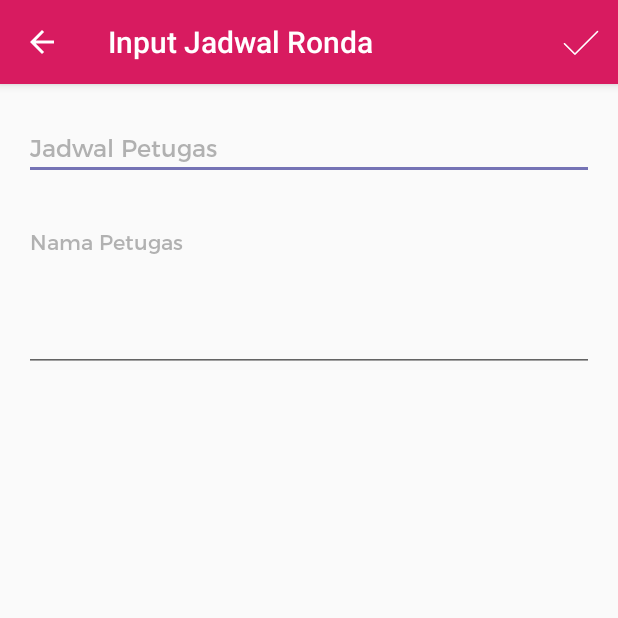
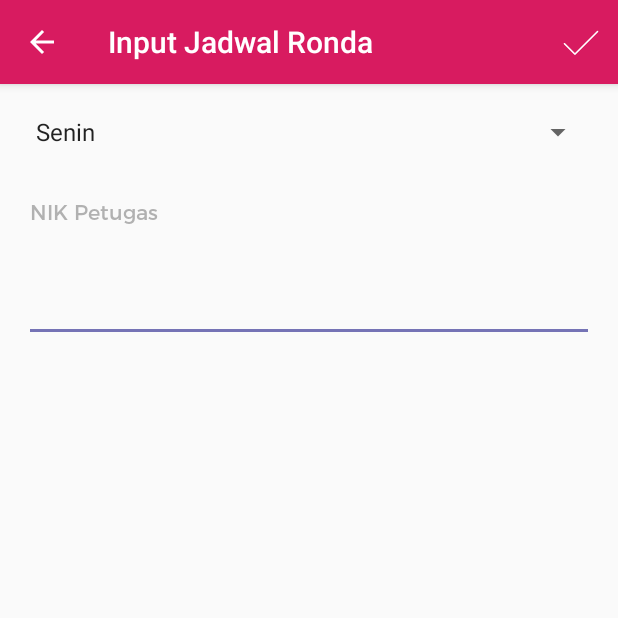
Before and after one commit to usupsuparma/smart-village, an Android app: the EditorJadwalRondaActivity screen opened directly, with no data from a screen before it, on a phone screen of 412 x 824 dp, the top half of it. Run offline under Robolectric (Android 15) with nearby library versions, the phone set to English and light mode, and no system bars.

Commit message:
fix jadwal ronda

```diff
--- a/app/src/main/java/com/smartvillage/astagfirullah/activity/editor/EditorJadwalRondaActivity.java
+++ b/app/src/main/java/com/smartvillage/astagfirullah/activity/editor/EditorJadwalRondaActivity.java
@@ -3,6 +3,7 @@ package com.smartvillage.astagfirullah.activity.editor;
 import androidx.annotation.NonNull;
 import androidx.appcompat.app.AppCompatActivity;
 
+import android.annotation.SuppressLint;
 import android.app.AlertDialog;
 import android.app.ProgressDialog;
 import android.content.Intent;
@@ -10,28 +11,45 @@ import android.os.Bundle;
 import android.view.Menu;
 import android.view.MenuInflater;
 import android.view.MenuItem;
+import android.view.View;
+import android.widget.AdapterView;
+import android.widget.ArrayAdapter;
 import android.widget.EditText;
+import android.widget.Spinner;
 import android.widget.Toast;
 
 import com.smartvillage.astagfirullah.R;
-import com.smartvillage.astagfirullah.api.ApiClient;
 import com.smartvillage.astagfirullah.api.ApiInterface;
-import com.smartvillage.astagfirullah.model.JadwalRonda;
-
-import retrofit2.Call;
-import retrofit2.Callback;
-import retrofit2.Response;
 
 public class EditorJadwalRondaActivity extends AppCompatActivity implements EditorView{
 
-    EditText et_namapetugas, et_jadwalpetugas;
-    ProgressDialog progressDialog;
-    ApiInterface apiInterface;
-    EditorPresenter presenter;
+
+    public static final String NIK = "nik";
+    public static final String ID = "id";
+    public static final String NAMA_PETUGAS = "nama_petugas";
+    public static final String JADWAL_PETUGAS = "JADWAL_PETUGAS";
+    public static final String ID_HARI = "id_hari";
+    private EditText et_namapetugas;
+    private ProgressDialog progressDialog;
+    private ApiInterface apiInterface;
+    private EditorPresenter presenter;
 
     int id;
-    String namapetugas, jadwalpetugas;
-    Menu actionMenu;
+    private String nik;
+    private String namapetugas, jadwalpetugas;
+    private Menu actionMenu;
+    private Spinner spinnerJadwalRonda;
+    private int idHari = 0;
+
+    private String[] jadwalRonda = {
+            "Senin",
+            "Selasa",
+            "Rabu",
+            "Kamis",
+            "Jumat",
+            "Sabtu",
+            "Minggu"
+    };
 
     @Override
     protected void onCreate(Bundle savedInstanceState) {
@@ -40,9 +58,9 @@ public class EditorJadwalRondaActivity extends AppCompatActivity implements Edit
 
         getSupportActionBar().setTitle("Input Jadwal Ronda");
         getSupportActionBar().setDisplayHomeAsUpEnabled(true);
+        initDataSpinnerJadwalRonda();
 
         et_namapetugas = findViewById(R.id.namapetugas);
-        et_jadwalpetugas = findViewById(R.id.jadwalpetugas);
 
         //PROGRESS DIALOG
         progressDialog = new ProgressDialog(this);
@@ -51,11 +69,40 @@ public class EditorJadwalRondaActivity extends AppCompatActivity implements Edit
         presenter = new EditorPresenter(this);
 
         Intent intent = getIntent();
-        id = intent.getIntExtra("id",0);
-        namapetugas = intent.getStringExtra("namapetugas");
-        jadwalpetugas = intent.getStringExtra("jadwalpetugas");
+        id = intent.getIntExtra(ID,0);
+        namapetugas = intent.getStringExtra(NAMA_PETUGAS);
+        nik = intent.getStringExtra(NIK);
+        idHari = intent.getIntExtra(ID_HARI, 0);
+
 
         setDataFromIntentExtra();
+    }
+
+    void initDataSpinnerJadwalRonda() {
+        spinnerJadwalRonda = findViewById(R.id.sp_hari);
+        // inisialiasi Array Adapter dengan memasukkan string array di atas
+        @SuppressLint("ResourceType") final ArrayAdapter<String> adapter = new ArrayAdapter<>(this,
+                android.R.layout.simple_spinner_item, jadwalRonda);
+
+        // mengeset Array Adapter tersebut ke Spinner
+        spinnerJadwalRonda.setClickable(false);
+        spinnerJadwalRonda.setEnabled(false);
+        spinnerJadwalRonda.setAdapter(adapter);
+
+        // mengeset listener untuk mengetahui saat item dipilih
+        spinnerJadwalRonda.setOnItemSelectedListener(new AdapterView.OnItemSelectedListener() {
+            @Override
+            public void onItemSelected(AdapterView<?> adapterView, View view, int i, long l) {
+                // memunculkan toast + value Spinner yang dipilih (diambil dari adapter)
+//                Toast.makeText(EditorJadwalPosyanduActivity.this, "Selected position: "+i+ adapter.getItem(i), Toast.LENGTH_SHORT).show();
+                idHari = i + 1;
+            }
+
+            @Override
+            public void onNothingSelected(AdapterView<?> adapterView) {
+
+            }
+        });
     }
 
     @Override
@@ -82,7 +129,6 @@ public class EditorJadwalRondaActivity extends AppCompatActivity implements Edit
     public boolean onOptionsItemSelected(@NonNull MenuItem item) {
 
         String namapetugas = et_namapetugas.getText().toString().trim();
-        String jadwalpetugas = et_jadwalpetugas.getText().toString().trim();
 
         switch (item.getItemId()) {
             case R.id.simpanJadwalRonda:
@@ -90,10 +136,8 @@ public class EditorJadwalRondaActivity extends AppCompatActivity implements Edit
 
                 if (namapetugas.isEmpty()) {
                     et_namapetugas.setError("Masukkan Nama Petugas");
-                } else if (jadwalpetugas.isEmpty()) {
-                    et_jadwalpetugas.setError("Masukkan Jadwal Petugas");
                 } else {
-                    presenter.simpanJadwalRonda(namapetugas, jadwalpetugas);
+                    presenter.simpanJadwalRonda(namapetugas, idHari);
                 }
                 return true;
 
@@ -111,10 +155,8 @@ public class EditorJadwalRondaActivity extends AppCompatActivity implements Edit
                 //UPDATE
                 if (namapetugas.isEmpty()) {
                     et_namapetugas.setError("Masukkan Nama Petugas");
-                } else if (jadwalpetugas.isEmpty()) {
-                    et_jadwalpetugas.setError("Masukkan Jadwal Petugas");
                 } else {
-                    presenter.updateRiwayatSakit(id, namapetugas, jadwalpetugas);
+                    presenter.updateJadwalRonda(id, namapetugas, idHari);
                 }
                 return true;
 
@@ -167,8 +209,9 @@ public class EditorJadwalRondaActivity extends AppCompatActivity implements Edit
     private void setDataFromIntentExtra() {
 
         if (id != 0) {
-            et_namapetugas.setText(namapetugas);
-            et_jadwalpetugas.setText(jadwalpetugas);
+            et_namapetugas.setText(nik);
+
+            spinnerJadwalRonda.setSelection(idHari - 1);
 
             getSupportActionBar().setTitle("Update Jadwal Ronda");
             readMode();
@@ -181,14 +224,15 @@ public class EditorJadwalRondaActivity extends AppCompatActivity implements Edit
 
     private void editMode() {
         et_namapetugas.setFocusableInTouchMode(true);
-        et_jadwalpetugas.setFocusableInTouchMode(true);
+        spinnerJadwalRonda.setEnabled(true);
+        spinnerJadwalRonda.setClickable(true);
     }
 
     private void readMode() {
         et_namapetugas.setFocusableInTouchMode(false);
-        et_jadwalpetugas.setFocusableInTouchMode(false);
         et_namapetugas.setFocusable(false);
-        et_jadwalpetugas.setFocusable(false);
+        spinnerJadwalRonda.setEnabled(true);
+        spinnerJadwalRonda.setClickable(true);
     }
 
 }
--- a/app/src/main/java/com/smartvillage/astagfirullah/api/ApiInterface.java
+++ b/app/src/main/java/com/smartvillage/astagfirullah/api/ApiInterface.java
@@ -49,7 +49,7 @@ public interface ApiInterface {
     @POST("get_save_jadwalronda.php")
     Call<JadwalRonda> simpanJadwalRonda (
             @Field("namapetugas") String namapetugas,
-            @Field("jadwalpetugas") String jadwalpetugas );
+            @Field("id_hari") int idHari );
 
     @GET("get_data_jadwalronda.php")
     Call<List<JadwalRonda>> getJadwalRonda();
@@ -59,7 +59,7 @@ public interface ApiInterface {
     Call<JadwalRonda> updateJadwalRonda(
             @Field("id") int id,
             @Field("namapetugas") String namapetugas,
-            @Field("jadwalpetugas") String jadwalpetugas );
+            @Field("id_hari") int idHari);
 
     @FormUrlEncoded
     @POST("get_delete_jadwalronda.php")
--- a/app/src/main/res/layout/activity_editor_jadwal_ronda.xml
+++ b/app/src/main/res/layout/activity_editor_jadwal_ronda.xml
@@ -14,21 +14,15 @@
         android:layout_marginRight="16dp"
         android:layout_marginTop="20dp">
 
-        <EditText
-            android:id="@+id/jadwalpetugas"
-            android:hint="@string/jadwalpetugas"
-            android:fontFamily="@font/regular"
-            android:textSize="16sp"
-            android:textColorHint="@color/gray50"
-            android:inputType="textCapSentences"
+        <Spinner
+            android:id="@+id/sp_hari"
             android:layout_width="match_parent"
-            android:layout_height="wrap_content"
-            tools:ignore="Autofill"/>
+            android:layout_height="wrap_content"/>
 
         <EditText
             android:id="@+id/namapetugas"
-            android:layout_below="@+id/jadwalpetugas"
-            android:hint="@string/namapetugas"
+            android:layout_below="@+id/sp_hari"
+            android:hint="@string/nikpetugas"
             android:textColorHint="@color/gray50"
             android:fontFamily="@font/regular"
             android:textSize="14sp"
--- a/app/src/main/res/values/strings.xml
+++ b/app/src/main/res/values/strings.xml
@@ -13,6 +13,7 @@
 
     <!--JADWAL RONDA-->
     <string name="namapetugas">Nama Petugas</string>
+    <string name="nikpetugas">NIK Petugas</string>
     <string name="jadwalpetugas">Jadwal Petugas</string>
 
     <string name="simpanjadwalronda">simpanJadwalRonda</string>
```
Also changed, not shown: app/src/main/java/com/smartvillage/astagfirullah/activity/editor/EditorPresenter.java (+6 -4 lines), app/src/main/java/com/smartvillage/astagfirullah/activity/main/JadwalRondaActivity.java (+17 -16 lines), app/src/main/java/com/smartvillage/astagfirullah/activity/main/MainAdapterJadwalRonda.java (+11 -4 lines), app/src/main/java/com/smartvillage/astagfirullah/model/JadwalRonda.java (+22 -0 lines).
